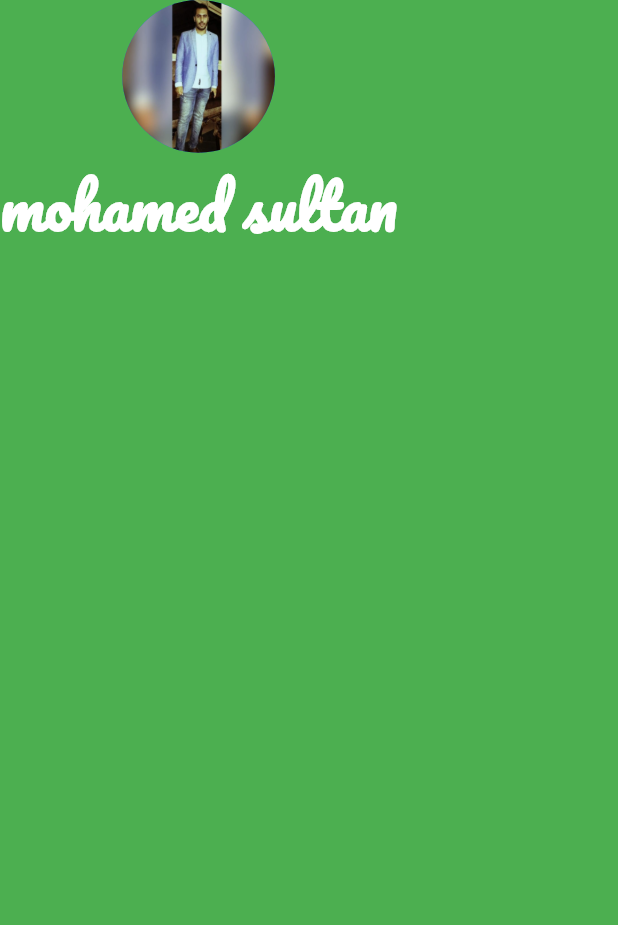
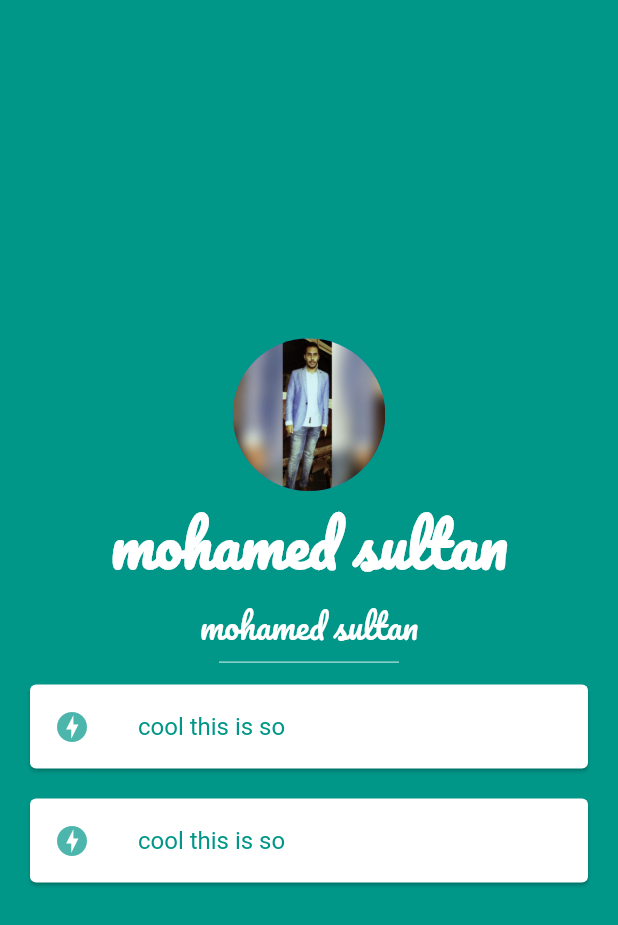
Before and after one commit to mohamed-sultan/flutter-widgets, a Flutter app: the screen it shows after launch, on a phone screen of 412 x 824 dp. Shown: the top 925 px of the screen. Run offline on Flutter 3.47's test engine with Material 2 defaults, Android fonts, the phone set to English and light mode, and no system bars; missing offline and left inert: dart:ffi.

Commit message:
card ListTile Divider

```diff
--- a/lib/main.dart
+++ b/lib/main.dart
@@ -14,17 +14,52 @@ class MyApp extends StatelessWidget {
   Widget build(BuildContext context) {
     return MaterialApp(
     home: Scaffold(
-      backgroundColor: Colors.green,
+      backgroundColor: Colors.teal,
       body: SafeArea(
         child:Container(
           child:Column(
+            crossAxisAlignment: CrossAxisAlignment.center,
+            mainAxisAlignment: MainAxisAlignment.center,
             children: [
               CircleAvatar(
                 radius: 50.9,
                 backgroundImage: AssetImage('images/img.png'),
               ),
               Text('mohamed sultan',
-                style: TextStyle(fontFamily: 'Pacifico',color: Colors.white,fontSize: 40.0,fontWeight: FontWeight.bold))
+                style: TextStyle(fontFamily: 'Pacifico',color: Colors.white,fontSize: 40.0,fontWeight: FontWeight.bold)),
+              Text('mohamed sultan',
+                  style: TextStyle(fontFamily: 'Pacifico',color: Colors.white,fontSize: 22.0,fontWeight: FontWeight.w100)),
+
+              SizedBox(
+                height: 10.0,
+                width: 120,
+                child: Divider(
+                  color: Colors.teal.shade50,
+                ),
+              ),
+              Card(
+                margin: EdgeInsets.symmetric(horizontal: 20.0,vertical: 10.0),
+                child: ListTile(
+                  title: Text('cool this is so ',style: TextStyle(color: Colors.teal)),
+                  leading:Icon(
+                    Icons.offline_bolt,
+                    color: Colors.teal.shade300,
+
+                  ),
+                ),
+              ),
+              Card(
+                margin: EdgeInsets.symmetric(horizontal: 20.0,vertical: 10.0),
+                child: ListTile(
+                  title: Text('cool this is so ',style: TextStyle(color: Colors.teal)),
+                  leading:Icon(
+                    Icons.offline_bolt,
+                    color: Colors.teal.shade300,
+
+                  ),
+                ),
+              ),
+
             ],
           )
         )
```
